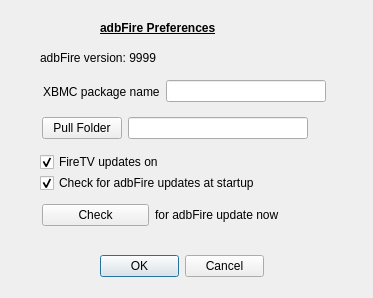
Before: the Qt Designer form preferencesdialog.ui in kbrack1/adbFire, drawn with Qt 5.
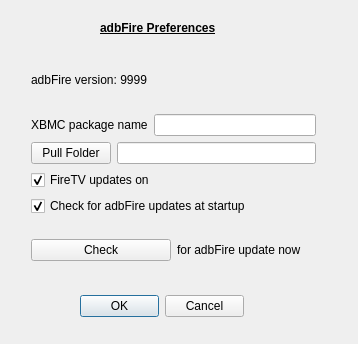
After: the same form once the commit is applied.

```diff
--- a/preferencesdialog.ui
+++ b/preferencesdialog.ui
@@ -6,8 +6,8 @@
    <rect>
     <x>0</x>
     <y>0</y>
-    <width>373</width>
-    <height>298</height>
+    <width>358</width>
+    <height>344</height>
    </rect>
   </property>
   <property name="windowTitle">
@@ -29,8 +29,8 @@
   <widget class="QWidget" name="layoutWidget">
    <property name="geometry">
     <rect>
-     <x>100</x>
-     <y>250</y>
+     <x>80</x>
+     <y>290</y>
      <width>164</width>
      <height>32</height>
     </rect>
@@ -52,66 +52,24 @@
     </item>
    </layout>
   </widget>
+  <widget class="QWidget" name="">
+   <property name="geometry">
+    <rect>
+     <x>31</x>
+     <y>51</y>
+     <width>285</width>
+     <height>227</height>
+    </rect>
+   </property>
+   <layout class="QVBoxLayout" name="verticalLayout_2">
+    <item>
   <widget class="QLabel" name="versionLabel">
-   <property name="geometry">
-    <rect>
-     <x>40</x>
-     <y>50</y>
-     <width>141</width>
-     <height>16</height>
-    </rect>
-   </property>
    <property name="text">
     <string>adbFire version: 9999</string>
    </property>
   </widget>
-  <widget class="QCheckBox" name="versioncheck">
-   <property name="geometry">
-    <rect>
-     <x>40</x>
-     <y>173</y>
-     <width>257</width>
-     <height>20</height>
-    </rect>
-   </property>
-   <property name="toolTip">
-    <string>&lt;html&gt;&lt;head/&gt;&lt;body&gt;&lt;p&gt;This&lt;span style=&quot; color:#c0c0c0;&quot;/&gt;disables/enables&lt;span style=&quot; color:#c0c0c0;&quot;/&gt;com.amazon.dcp&lt;/p&gt;&lt;/body&gt;&lt;/html&gt;</string>
-   </property>
-   <property name="text">
-    <string>Check for adbFire updates at startup</string>
-   </property>
-   <property name="checked">
-    <bool>true</bool>
-   </property>
-  </widget>
-  <widget class="QCheckBox" name="ftvupdatesBox">
-   <property name="geometry">
-    <rect>
-     <x>40</x>
-     <y>152</y>
-     <width>140</width>
-     <height>20</height>
-    </rect>
-   </property>
-   <property name="toolTip">
-    <string>&lt;html&gt;&lt;head/&gt;&lt;body&gt;&lt;p&gt;This&lt;span style=&quot; color:#c0c0c0;&quot;/&gt;disables/enables&lt;span style=&quot; color:#c0c0c0;&quot;/&gt;com.amazon.dcp&lt;/p&gt;&lt;/body&gt;&lt;/html&gt;</string>
-   </property>
-   <property name="text">
-    <string>FireTV updates on</string>
-   </property>
-   <property name="checked">
-    <bool>true</bool>
-   </property>
-  </widget>
-  <widget class="QWidget" name="">
-   <property name="geometry">
-    <rect>
-     <x>43</x>
-     <y>80</y>
-     <width>283</width>
-     <height>23</height>
-    </rect>
-   </property>
+    </item>
+    <item>
    <layout class="QHBoxLayout" name="horizontalLayout_2">
     <item>
      <widget class="QLabel" name="label">
@@ -128,16 +86,8 @@
      </widget>
     </item>
    </layout>
-  </widget>
-  <widget class="QWidget" name="">
-   <property name="geometry">
-    <rect>
-     <x>42</x>
-     <y>112</y>
-     <width>266</width>
-     <height>33</height>
-    </rect>
-   </property>
+    </item>
+    <item>
    <layout class="QHBoxLayout" name="horizontalLayout_3">
     <item>
      <widget class="QPushButton" name="pfolderButton">
@@ -157,16 +107,38 @@
      </widget>
     </item>
    </layout>
-  </widget>
-  <widget class="QWidget" name="">
-   <property name="geometry">
-    <rect>
-     <x>42</x>
-     <y>199</y>
-     <width>237</width>
-     <height>32</height>
-    </rect>
-   </property>
+    </item>
+    <item>
+     <layout class="QVBoxLayout" name="verticalLayout">
+      <item>
+       <widget class="QCheckBox" name="ftvupdatesBox">
+        <property name="toolTip">
+         <string>&lt;html&gt;&lt;head/&gt;&lt;body&gt;&lt;p&gt;This&lt;span style=&quot; color:#c0c0c0;&quot;/&gt;disables/enables&lt;span style=&quot; color:#c0c0c0;&quot;/&gt;com.amazon.dcp&lt;/p&gt;&lt;/body&gt;&lt;/html&gt;</string>
+        </property>
+        <property name="text">
+         <string>FireTV updates on</string>
+        </property>
+        <property name="checked">
+         <bool>true</bool>
+        </property>
+       </widget>
+      </item>
+      <item>
+       <widget class="QCheckBox" name="versioncheck">
+        <property name="toolTip">
+         <string>&lt;html&gt;&lt;head/&gt;&lt;body&gt;&lt;p&gt;This&lt;span style=&quot; color:#c0c0c0;&quot;/&gt;disables/enables&lt;span style=&quot; color:#c0c0c0;&quot;/&gt;com.amazon.dcp&lt;/p&gt;&lt;/body&gt;&lt;/html&gt;</string>
+        </property>
+        <property name="text">
+         <string>Check for adbFire updates at startup</string>
+        </property>
+        <property name="checked">
+         <bool>true</bool>
+        </property>
+       </widget>
+      </item>
+     </layout>
+    </item>
+    <item>
    <layout class="QHBoxLayout" name="horizontalLayout_4">
     <item>
      <widget class="QPushButton" name="getUpdate">
@@ -181,6 +153,8 @@
        <string>for adbFire update now</string>
       </property>
      </widget>
+      </item>
+     </layout>
     </item>
    </layout>
   </widget>
```
Lines whose indentation alone changed are shown as unchanged.
